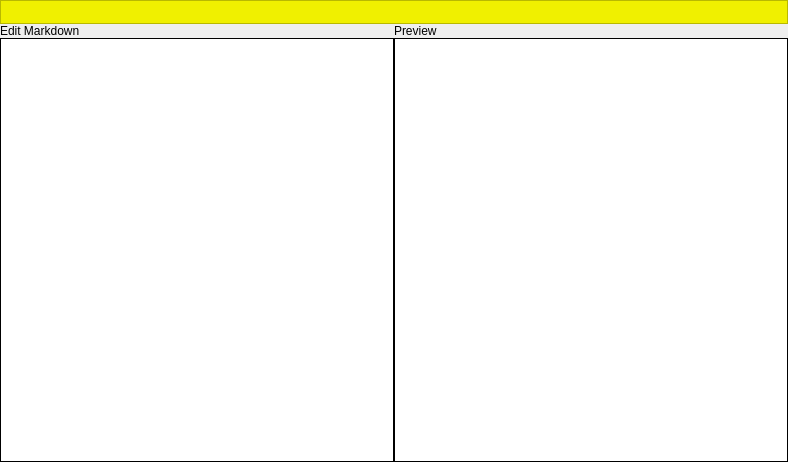
goldentoaste/honey-pot, file GUI/note.ui: the form before one commit.
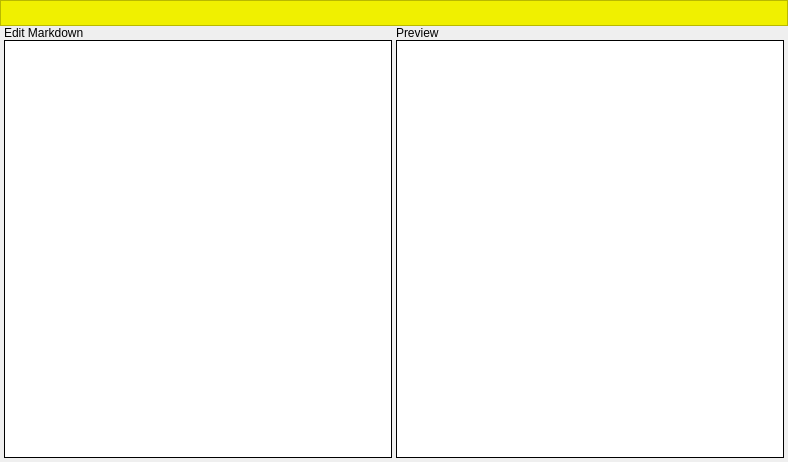
The form after the commit.

Diff of the .ui file:
```diff
--- a/GUI/note.ui
+++ b/GUI/note.ui
@@ -69,6 +69,15 @@
         <property name="spacing">
          <number>0</number>
         </property>
+        <property name="leftMargin">
+         <number>2</number>
+        </property>
+        <property name="topMargin">
+         <number>2</number>
+        </property>
+        <property name="rightMargin">
+         <number>2</number>
+        </property>
         <item>
          <widget class="QPushButton" name="newNoteButton">
           <property name="sizePolicy">
@@ -232,6 +241,15 @@
      </property>
      <item>
       <layout class="QVBoxLayout" name="verticalLayout_3">
+       <property name="leftMargin">
+        <number>4</number>
+       </property>
+       <property name="rightMargin">
+        <number>2</number>
+       </property>
+       <property name="bottomMargin">
+        <number>4</number>
+       </property>
        <item>
         <widget class="QLabel" name="editLabel">
          <property name="text">
@@ -253,6 +271,18 @@
      </item>
      <item>
       <layout class="QVBoxLayout" name="verticalLayout_2">
+       <property name="leftMargin">
+        <number>2</number>
+       </property>
+       <property name="topMargin">
+        <number>0</number>
+       </property>
+       <property name="rightMargin">
+        <number>4</number>
+       </property>
+       <property name="bottomMargin">
+        <number>4</number>
+       </property>
        <item>
         <widget class="QLabel" name="previewLabel">
          <property name="text">
```
